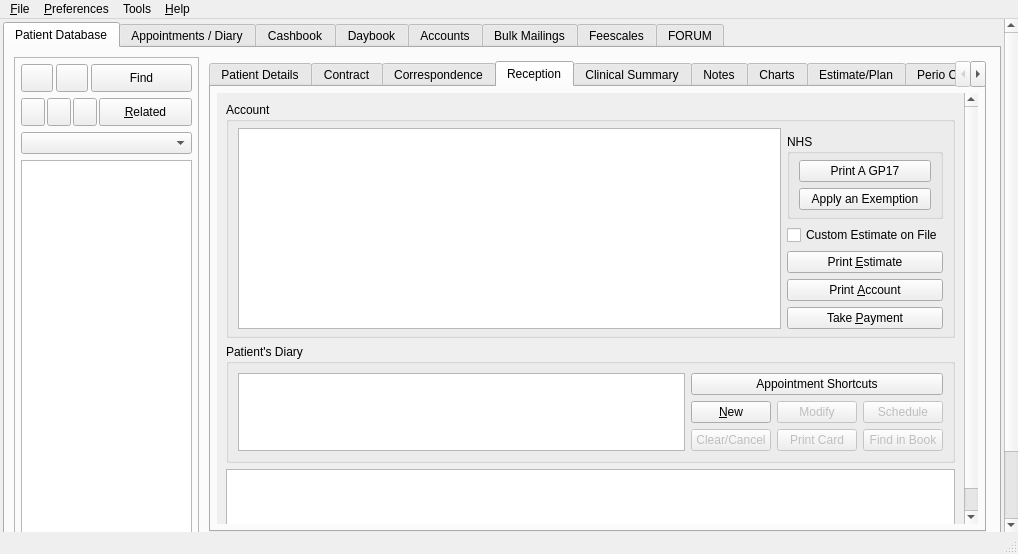
First picture: the form in src/openmolar/qt-designer/main.ui, repository rowinggolfer/openmolar1, before the edit.
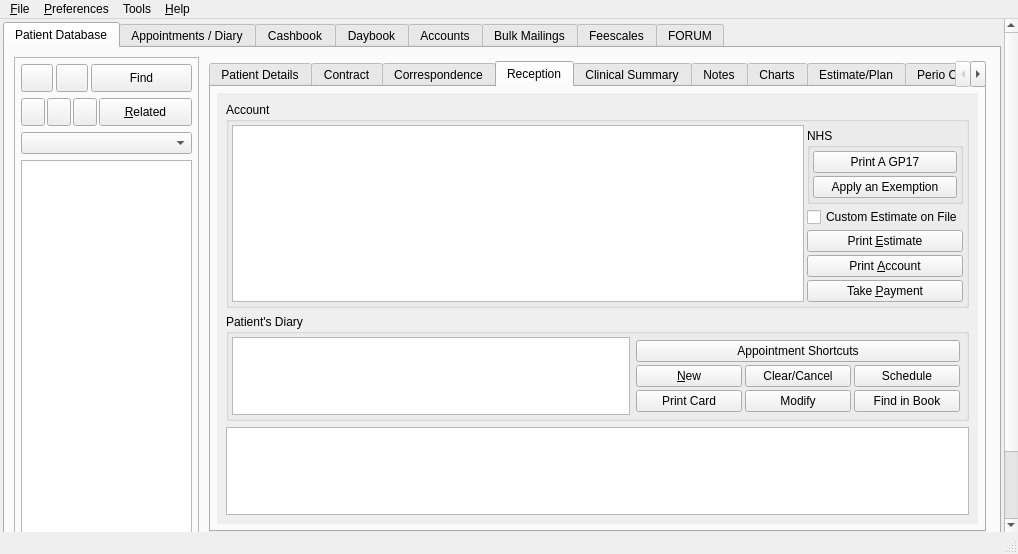
Second picture: the form after the edit. Icons and pictures are not drawn.

The edit to the form file:
```diff
--- a/src/openmolar/qt-designer/main.ui
+++ b/src/openmolar/qt-designer/main.ui
@@ -2168,9 +2168,9 @@
                       <property name="geometry">
                        <rect>
                         <x>0</x>
-                        <y>0</y>
+                        <y>-28</y>
                         <width>738</width>
-                        <height>499</height>
+                        <height>464</height>
                        </rect>
                       </property>
                       <layout class="QVBoxLayout" name="verticalLayout_24">
@@ -2198,11 +2198,11 @@
                           <string>Account</string>
                          </property>
                          <layout class="QGridLayout" name="gridLayout_3">
-                          <property name="topMargin">
-                           <number>6</number>
+                          <property name="margin">
+                           <number>3</number>
                           </property>
-                          <property name="bottomMargin">
-                           <number>6</number>
+                          <property name="spacing">
+                           <number>3</number>
                           </property>
                           <item row="0" column="0" rowspan="6">
                            <widget class="QTextBrowser" name="moneytextBrowser">
@@ -2296,11 +2296,11 @@
                              <string>NHS</string>
                             </property>
                             <layout class="QVBoxLayout" name="verticalLayout_27">
-                             <property name="topMargin">
-                              <number>6</number>
+                             <property name="spacing">
+                              <number>3</number>
                              </property>
-                             <property name="bottomMargin">
-                              <number>6</number>
+                             <property name="margin">
+                              <number>3</number>
                              </property>
                              <item>
                               <widget class="QPushButton" name="printGP17_pushButton">
@@ -2352,12 +2352,45 @@
                          <property name="title">
                           <string>Patient's Diary</string>
                          </property>
-                         <layout class="QGridLayout" name="gridLayout_16">
-                          <item row="0" column="0" rowspan="3">
+                         <layout class="QHBoxLayout" name="horizontalLayout_32">
+                          <property name="spacing">
+                           <number>3</number>
+                          </property>
+                          <property name="margin">
+                           <number>3</number>
+                          </property>
+                          <item>
                            <widget class="QTreeView" name="pt_diary_treeView"/>
                           </item>
-                          <item row="0" column="1" colspan="3">
+                          <item>
+                           <widget class="QFrame" name="appt_buttons_frame">
+                            <property name="enabled">
+                             <bool>true</bool>
+                            </property>
+                            <property name="minimumSize">
+                             <size>
+                              <width>330</width>
+                              <height>0</height>
+                             </size>
+                            </property>
+                            <property name="frameShape">
+                             <enum>QFrame::NoFrame</enum>
+                            </property>
+                            <property name="frameShadow">
+                             <enum>QFrame::Raised</enum>
+                            </property>
+                            <layout class="QVBoxLayout" name="verticalLayout_33">
+                             <property name="spacing">
+                              <number>3</number>
+                             </property>
+                             <property name="margin">
+                              <number>3</number>
+                             </property>
+                             <item>
                            <widget class="QPushButton" name="apptWizard_pushButton">
+                               <property name="enabled">
+                                <bool>true</bool>
+                               </property>
                             <property name="sizePolicy">
                              <sizepolicy hsizetype="Preferred" vsizetype="Fixed">
                               <horstretch>0</horstretch>
@@ -2369,7 +2402,9 @@
                             </property>
                            </widget>
                           </item>
-                          <item row="1" column="1">
+                             <item>
+                              <layout class="QGridLayout" name="gridLayout_16">
+                               <item row="0" column="0">
                            <widget class="QPushButton" name="newAppt_pushButton">
                             <property name="maximumSize">
                              <size>
@@ -2386,46 +2421,10 @@
                             </property>
                            </widget>
                           </item>
-                          <item row="1" column="2">
-                           <widget class="QPushButton" name="modifyAppt_pushButton">
-                            <property name="enabled">
-                             <bool>false</bool>
-                            </property>
-                            <property name="maximumSize">
-                             <size>
-                              <width>16777215</width>
-                              <height>28</height>
-                             </size>
-                            </property>
-                            <property name="text">
-                             <string>Modify</string>
-                            </property>
-                           </widget>
-                          </item>
-                          <item row="1" column="3">
-                           <widget class="QPushButton" name="makeAppt_pushButton">
-                            <property name="enabled">
-                             <bool>false</bool>
-                            </property>
-                            <property name="maximumSize">
-                             <size>
-                              <width>16777215</width>
-                              <height>16777215</height>
-                             </size>
-                            </property>
-                            <property name="text">
-                             <string>Schedule</string>
-                            </property>
-                            <property name="icon">
-                             <iconset resource="../resources/resources.qrc">
-                              <normaloff>:/month.png</normaloff>:/month.png</iconset>
-                            </property>
-                           </widget>
-                          </item>
-                          <item row="2" column="1">
+                               <item row="0" column="1">
                            <widget class="QPushButton" name="clearAppt_pushButton">
                             <property name="enabled">
-                             <bool>false</bool>
+                                  <bool>true</bool>
                             </property>
                             <property name="maximumSize">
                              <size>
@@ -2442,10 +2441,18 @@
                             </property>
                            </widget>
                           </item>
-                          <item row="2" column="2">
-                           <widget class="QPushButton" name="printAppt_pushButton">
+                               <item row="0" column="2" rowspan="2">
+                                <layout class="QVBoxLayout" name="verticalLayout_31">
+                                 <item>
+                                  <widget class="QPushButton" name="makeAppt_pushButton">
                             <property name="enabled">
-                             <bool>false</bool>
+                                    <bool>true</bool>
+                                   </property>
+                                   <property name="sizePolicy">
+                                    <sizepolicy hsizetype="Minimum" vsizetype="Expanding">
+                                     <horstretch>0</horstretch>
+                                     <verstretch>0</verstretch>
+                                    </sizepolicy>
                             </property>
                             <property name="maximumSize">
                              <size>
@@ -2454,7 +2461,7 @@
                              </size>
                             </property>
                             <property name="text">
-                             <string>Print Card</string>
+                                    <string>Schedule</string>
                             </property>
                             <property name="icon">
                              <iconset resource="../resources/resources.qrc">
@@ -2462,10 +2469,16 @@
                             </property>
                            </widget>
                           </item>
-                          <item row="2" column="3">
+                                 <item>
                            <widget class="QPushButton" name="findAppt_pushButton">
                             <property name="enabled">
-                             <bool>false</bool>
+                                    <bool>true</bool>
+                                   </property>
+                                   <property name="sizePolicy">
+                                    <sizepolicy hsizetype="Minimum" vsizetype="Expanding">
+                                     <horstretch>0</horstretch>
+                                     <verstretch>0</verstretch>
+                                    </sizepolicy>
                             </property>
                             <property name="maximumSize">
                              <size>
@@ -2480,6 +2493,49 @@
                              <iconset resource="../resources/resources.qrc">
                               <normaloff>:/schedule.png</normaloff>:/schedule.png</iconset>
                             </property>
+                                  </widget>
+                                 </item>
+                                </layout>
+                               </item>
+                               <item row="1" column="0">
+                                <widget class="QPushButton" name="printAppt_pushButton">
+                                 <property name="enabled">
+                                  <bool>true</bool>
+                                 </property>
+                                 <property name="maximumSize">
+                                  <size>
+                                   <width>16777215</width>
+                                   <height>16777215</height>
+                                  </size>
+                                 </property>
+                                 <property name="text">
+                                  <string>Print Card</string>
+                                 </property>
+                                 <property name="icon">
+                                  <iconset resource="../resources/resources.qrc">
+                                   <normaloff>:/ps.png</normaloff>:/ps.png</iconset>
+                                 </property>
+                                </widget>
+                               </item>
+                               <item row="1" column="1">
+                                <widget class="QPushButton" name="modifyAppt_pushButton">
+                                 <property name="enabled">
+                                  <bool>true</bool>
+                                 </property>
+                                 <property name="maximumSize">
+                                  <size>
+                                   <width>16777215</width>
+                                   <height>28</height>
+                                  </size>
+                                 </property>
+                                 <property name="text">
+                                  <string>Modify</string>
+                                 </property>
+                                </widget>
+                               </item>
+                              </layout>
+                             </item>
+                            </layout>
                            </widget>
                           </item>
                          </layout>
```
Left out of the diff: 2 changed lines with no effect on the pictures. Lines whose indentation alone changed are shown as unchanged.
